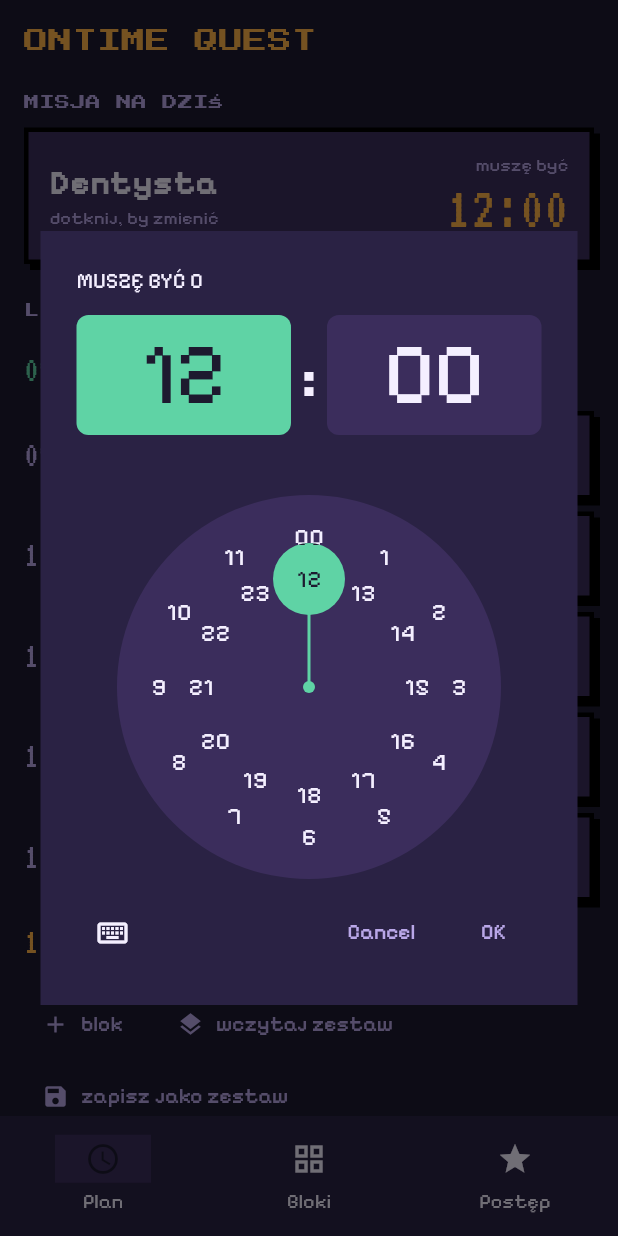
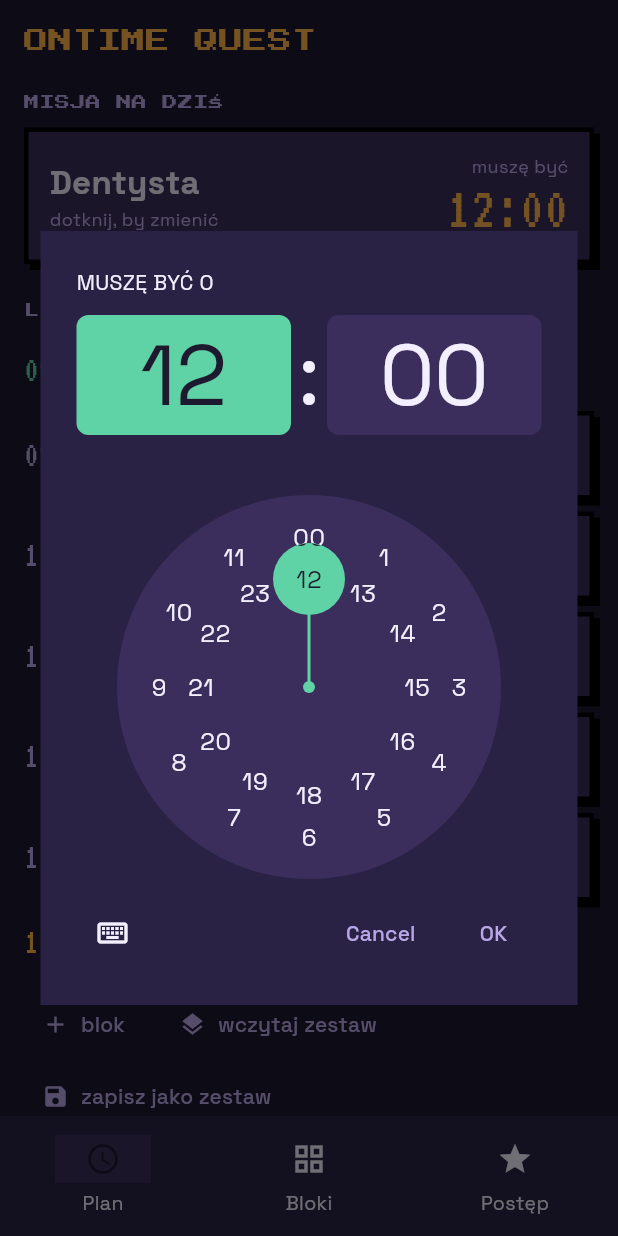
Before and after one commit to MichalStaszel/OnTimeQuest, a Flutter app: the screen it shows after launch, after a tap on "muszę być", on a phone screen of 412 x 824 dp. Run offline on Flutter 3.47's test engine with Material 3 defaults, Android fonts, the phone set to English and light mode, and no system bars; our stand-ins replace material_ui, shared_preferences.

Commit message:
Use a readable sans for text, keep pixel fonts for headings and clocks
Pixelify Sans was hard to read in longer text. Body and UI text now use
Space Grotesk; Press Start 2P stays for the logo, short headings and
buttons, VT323 for times and the countdown. Icons and mascot unchanged.

Co-Authored-By: Claude Opus 5.5 <noreply@anthropic.com>
Claude-Session: https://claude.ai/code/session_01Cn51LbpJCTHk9g1Y7Mu3f3

```diff
--- a/assets/fonts/OFL-PixelifySans.txt
+++ b/assets/fonts/OFL-SpaceGrotesk.txt
@@ -1,8 +1,8 @@
-Copyright 2021 The Pixelify Sans Project Authors (https://github.com/eifetx/Pixelify-Sans)
+Copyright 2020 The Space Grotesk Project Authors (https://github.com/floriankarsten/space-grotesk)
 
 This Font Software is licensed under the SIL Open Font License, Version 1.1.
 This license is copied below, and is also available with a FAQ at:
-https://scripts.sil.org/OFL
+http://scripts.sil.org/OFL
 
 
 -----------------------------------------------------------
--- a/lib/screens/blocks_screen.dart
+++ b/lib/screens/blocks_screen.dart
@@ -98,9 +98,8 @@ class BlocksScreen extends StatelessWidget {
                           .map((b) => '${b.name} ${b.minutes}')
                           .join(' · '),
                       style: const TextStyle(
-                        fontFamily: Fonts.numbers,
                         color: Palette.lavender,
-                        fontSize: 19,
+                        fontSize: 13,
                       ),
                     ),
                   ],
--- a/lib/screens/plan_screen.dart
+++ b/lib/screens/plan_screen.dart
@@ -426,8 +426,7 @@ class _Footer extends StatelessWidget {
                     ? 'Już ${durationLabel(lateBy)} po starcie. Ruszaj teraz!'
                     : 'Całość: ${durationLabel(schedule.totalMinutes)}',
                 style: TextStyle(
-                  fontFamily: Fonts.numbers,
-                  fontSize: NumText.size,
+                  fontSize: 16,
                   color: lateBy > 0 ? Palette.tomato : Palette.lavender,
                 ),
               ),
--- a/lib/theme/palette.dart
+++ b/lib/theme/palette.dart
@@ -18,15 +18,11 @@ abstract final class Palette {
   static const black = Color(0xFF000000);
 }
 
-/// Pixelify Sans draws 5 like S and Z like 2, so any line of UI text
-/// that carries numbers uses VT323 at a slightly larger size.
-abstract final class NumText {
-  static const size = 21.0;
-}
-
 /// Font families bundled in assets/fonts (all OFL, all with Polish glyphs).
+/// Pixel fonts only for the logo, short headings and clock digits; all
+/// running text uses a readable sans so longer copy stays easy to read.
 abstract final class Fonts {
-  static const logo = 'PressStart2P'; // logo, big headings
-  static const ui = 'PixelifySans'; // interface
+  static const logo = 'PressStart2P'; // logo, short headings, buttons
+  static const ui = 'SpaceGrotesk'; // all body and UI text
   static const numbers = 'VT323'; // clocks and timers
 }
--- a/pubspec.yaml
+++ b/pubspec.yaml
@@ -64,9 +64,9 @@ flutter:
     - family: PressStart2P
       fonts:
         - asset: assets/fonts/PressStart2P-Regular.ttf
-    - family: PixelifySans
+    - family: SpaceGrotesk
       fonts:
-        - asset: assets/fonts/PixelifySans.ttf
+        - asset: assets/fonts/SpaceGrotesk.ttf
     - family: VT323
       fonts:
         - asset: assets/fonts/VT323-Regular.ttf
```
Also changed, not shown: lib/screens/arrival_screen.dart (+1 -9 lines), lib/screens/countdown_screen.dart (+3 -12 lines), assets/fonts/PixelifySans.ttf (deleted), assets/fonts/SpaceGrotesk.ttf (added), 5 other files.
